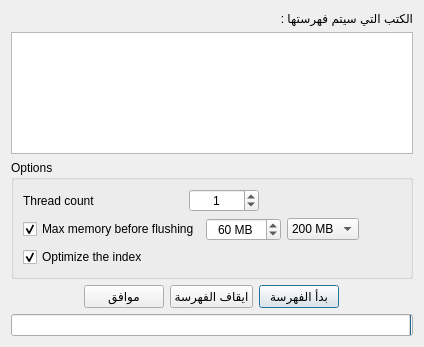
This is indexingdialg.ui in boussouira/albahhet as Qt 5 draws it before an edit. The edited form follows.
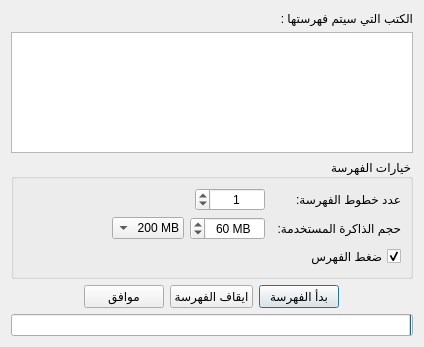
This is the edited form.

```diff
--- a/indexingdialg.ui
+++ b/indexingdialg.ui
@@ -39,10 +39,10 @@
    <item>
     <widget class="QGroupBox" name="groupBox">
      <property name="layoutDirection">
-      <enum>Qt::LeftToRight</enum>
+      <enum>Qt::RightToLeft</enum>
      </property>
      <property name="title">
-      <string>Options</string>
+      <string>خيارات الفهرسة</string>
      </property>
      <layout class="QVBoxLayout" name="verticalLayout">
       <item>
@@ -51,12 +51,18 @@
          <widget class="QLabel" name="label_2">
           <property name="minimumSize">
            <size>
-            <width>160</width>
+            <width>130</width>
             <height>0</height>
            </size>
           </property>
+          <property name="maximumSize">
+           <size>
+            <width>130</width>
+            <height>16777215</height>
+           </size>
+          </property>
           <property name="text">
-           <string>Thread count</string>
+           <string>عدد خطوط الفهرسة:</string>
           </property>
          </widget>
         </item>
@@ -94,18 +100,15 @@
       <item>
        <layout class="QHBoxLayout" name="horizontalLayout_2">
         <item>
-         <widget class="QCheckBox" name="checkRamSize">
+         <widget class="QLabel" name="label_3">
           <property name="minimumSize">
            <size>
-            <width>160</width>
+            <width>130</width>
             <height>0</height>
            </size>
           </property>
           <property name="text">
-           <string>Max memory before flushing</string>
-          </property>
-          <property name="checked">
-           <bool>true</bool>
+           <string>حجم الذاكرة المستخدمة:</string>
           </property>
          </widget>
         </item>
@@ -199,7 +202,7 @@
       <item>
        <widget class="QCheckBox" name="checkOptimizeIndex">
         <property name="text">
-         <string>Optimize the index</string>
+         <string>ضغط الفهرس</string>
         </property>
         <property name="checked">
          <bool>true</bool>
```
Left out of the diff: 3 changed lines with no effect on the pictures.
